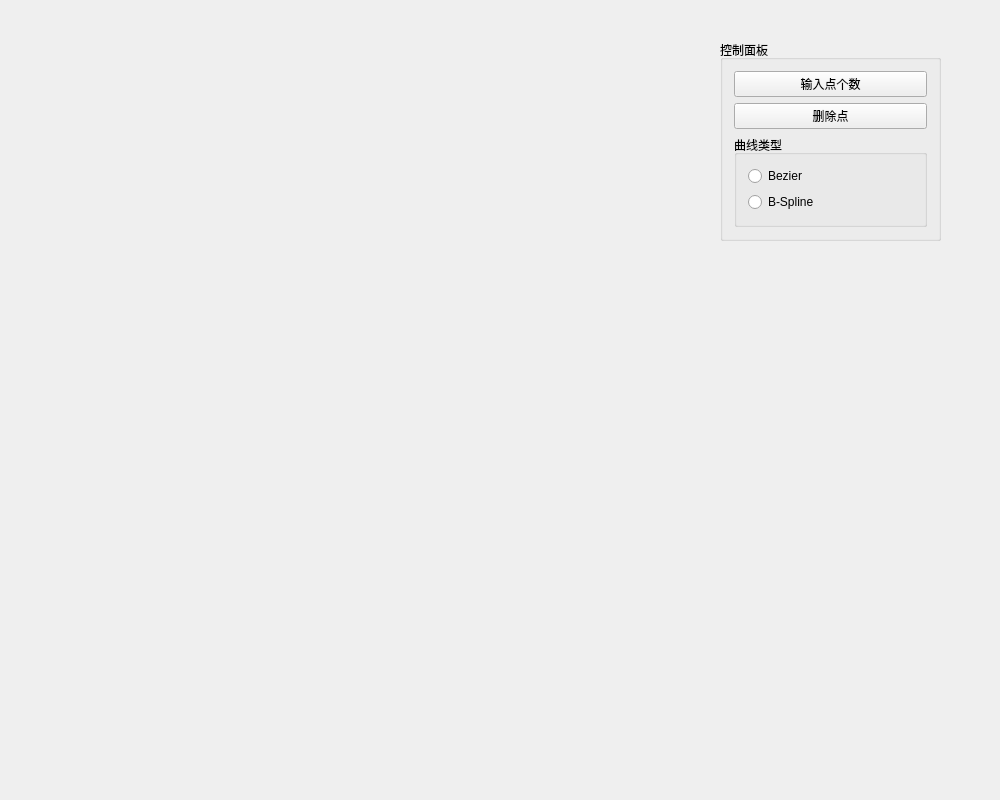
First picture: the form in Bezier/widget.ui, repository Zubulon-Chen/Graphics, before the edit.
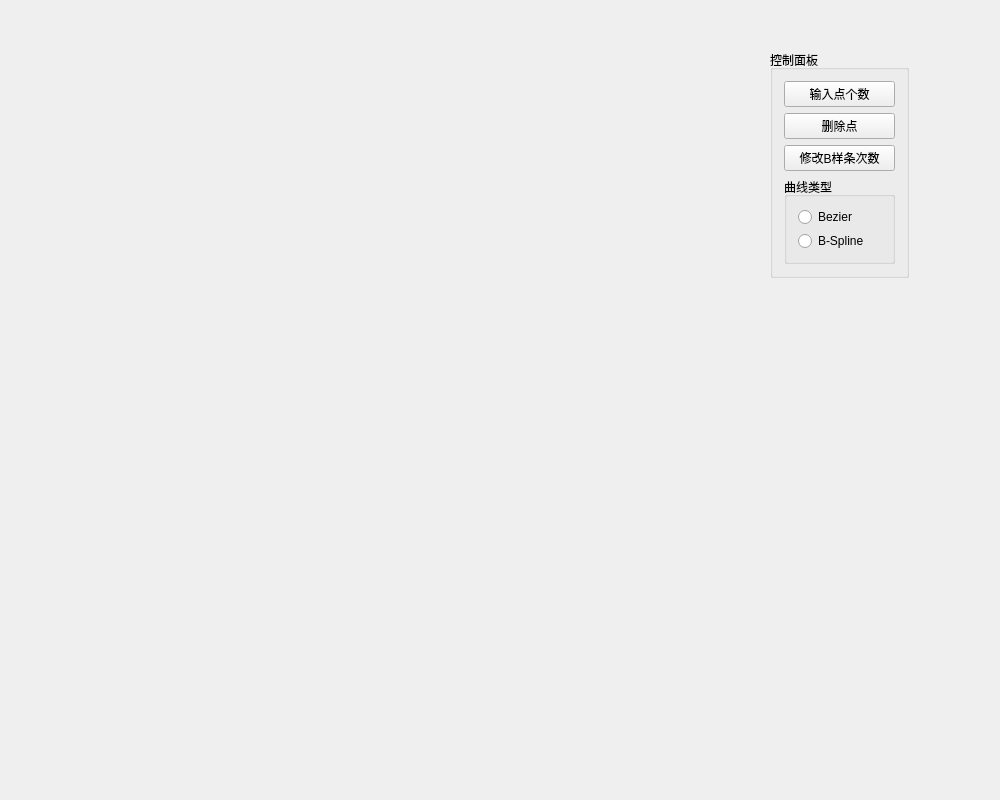
Second picture: the form after the edit.

Commit message: B-Spline fix bugs

Patch:
```diff
--- a/Bezier/widget.ui
+++ b/Bezier/widget.ui
@@ -16,31 +16,38 @@
   <widget class="QGroupBox" name="groupBox">
    <property name="geometry">
     <rect>
-     <x>720</x>
-     <y>40</y>
-     <width>221</width>
-     <height>201</height>
+     <x>770</x>
+     <y>50</y>
+     <width>139</width>
+     <height>228</height>
     </rect>
    </property>
    <property name="title">
     <string>控制面板</string>
    </property>
-   <layout class="QGridLayout" name="gridLayout_2">
-    <item row="0" column="0">
+   <layout class="QVBoxLayout" name="verticalLayout">
+    <item>
      <widget class="QPushButton" name="pushButton">
       <property name="text">
        <string>输入点个数</string>
       </property>
      </widget>
     </item>
-    <item row="1" column="0">
+    <item>
      <widget class="QPushButton" name="pushButton_2">
       <property name="text">
        <string>删除点</string>
       </property>
      </widget>
     </item>
-    <item row="2" column="0">
+    <item>
+     <widget class="QPushButton" name="pushButton_3">
+      <property name="text">
+       <string>修改B样条次数</string>
+      </property>
+     </widget>
+    </item>
+    <item>
      <widget class="QGroupBox" name="groupBox_2">
       <property name="title">
        <string>曲线类型</string>
```
The commit also changes 2 other files.
